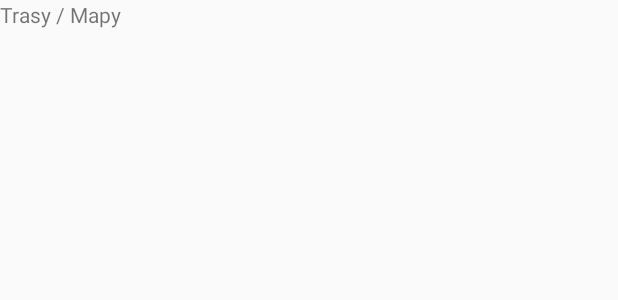
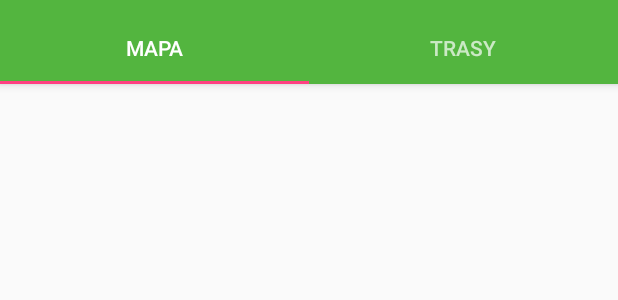
Before and after one commit to martamaslankowska/ArboretumWojslawice, an Android app: the layout fragment_route_map.xml on its own in the app's theme, with its tools: preview values and no code run, on a phone screen of 412 x 824 dp. Shown: the top 300 px of the screen. Run offline under Robolectric (Android 15) with nearby library versions, the phone set to English and light mode, and no system bars.

Commit message:
Map/Route Fragment with TabLayout added (without attach and detach).

```diff
--- a/app/src/main/res/layout/fragment_route_map.xml
+++ b/app/src/main/res/layout/fragment_route_map.xml
@@ -4,10 +4,36 @@
     android:layout_height="match_parent"
     tools:context="arboretum.arboretumwojslawice.View.RouteMapFragment">
 
-    <!-- TODO: Update blank fragment layout -->
-    <TextView
+    <android.support.design.widget.AppBarLayout
+        android:id="@+id/appbar"
         android:layout_width="match_parent"
-        android:layout_height="match_parent"
-        android:text="@string/title_map_and_route" />
+        android:layout_height="wrap_content"
+        android:paddingTop="@dimen/appbar_padding_top"
+        android:theme="@style/AppTheme.AppBarOverlay">
+
+        <android.support.design.widget.TabLayout
+            android:id="@+id/tabs"
+            android:layout_width="match_parent"
+            android:layout_height="wrap_content">
+
+            <android.support.design.widget.TabItem
+                android:id="@+id/tabItem"
+                android:layout_width="wrap_content"
+                android:layout_height="wrap_content"
+                android:text="@string/tab_map" />
+
+            <android.support.design.widget.TabItem
+                android:id="@+id/tabItem2"
+                android:layout_width="wrap_content"
+                android:layout_height="wrap_content"
+                android:text="@string/tab_route" />
+
+        </android.support.design.widget.TabLayout>
+    </android.support.design.widget.AppBarLayout>
+
+    <android.support.v4.view.ViewPager
+        android:id="@+id/container"
+        android:layout_width="match_parent"
+        android:layout_height="match_parent" />
 
 </FrameLayout>
--- /dev/null
+++ b/app/src/main/res/values-w820dp/dimens.xml
@@ -0,0 +1,6 @@
+<resources>
+    <!-- Example customization of dimensions originally defined in res/values/dimens.xml
+         (such as screen margins) for screens with more than 820dp of available width. This
+         would include 7" and 10" devices in landscape (~960dp and ~1280dp respectively). -->
+    <dimen name="activity_horizontal_margin">64dp</dimen>
+</resources>
--- a/app/src/main/res/values/dimens.xml
+++ b/app/src/main/res/values/dimens.xml
@@ -2,4 +2,6 @@
     <!-- Default screen margins, per the Android Design guidelines. -->
     <dimen name="activity_horizontal_margin">16dp</dimen>
     <dimen name="activity_vertical_margin">16dp</dimen>
+    <dimen name="fab_margin">16dp</dimen>
+    <dimen name="appbar_padding_top">8dp</dimen>
 </resources>
--- a/app/src/main/res/values/strings.xml
+++ b/app/src/main/res/values/strings.xml
@@ -4,7 +4,14 @@
     <string name="title_map_and_route">Trasy / Mapy</string>
     <string name="title_favoutites">Ulubione</string>
     <string name="title_more">Więcej...</string>
+    <string name="title_map">Mapa</string>
+    <string name="title_route">Trasy</string>
 
     <!-- TODO: Remove or change this placeholder text -->
     <string name="hello_blank_fragment">Hello blank fragment</string>
+    <string name="title_activity_main2">Main2Activity</string>
+    <string name="tab_map">Mapa</string>
+    <string name="tab_route">Trasy</string>
+    <string name="action_settings">Settings</string>
+    <string name="section_format">Hello World from section: %1$d</string>
 </resources>
--- a/app/src/main/res/values/styles.xml
+++ b/app/src/main/res/values/styles.xml
@@ -8,4 +8,8 @@
         <item name="colorAccent">@color/colorAccent</item>
     </style>
 
+    <style name="AppTheme.AppBarOverlay" parent="ThemeOverlay.AppCompat.Dark.ActionBar" />
+
+    <style name="AppTheme.PopupOverlay" parent="ThemeOverlay.AppCompat.Light" />
+
 </resources>
```
Also changed, not shown: app/src/main/java/arboretum/arboretumwojslawice/View/MapFragment.java (added, +11 -0 lines), app/src/main/java/arboretum/arboretumwojslawice/View/RouteFragment.java (added, +10 -0 lines), app/src/main/java/arboretum/arboretumwojslawice/View/RouteMapFragment.java (+33 -2 lines), app/src/main/java/arboretum/arboretumwojslawice/View/SectionsPageAdapter.java (added, +41 -0 lines), app/src/main/res/layout/map_fragment.xml (added, +13 -0 lines), app/src/main/res/layout/route_fragment.xml (added, +13 -0 lines).
